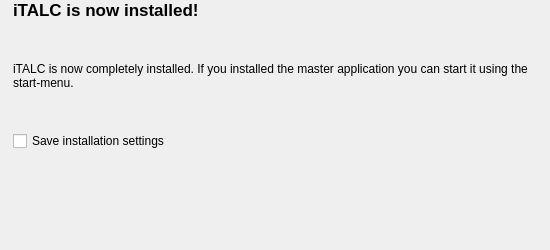
The window that setup/dialogs/page_setup_finished.ui (veyon/veyon) describes before a commit, drawn with Qt 5.
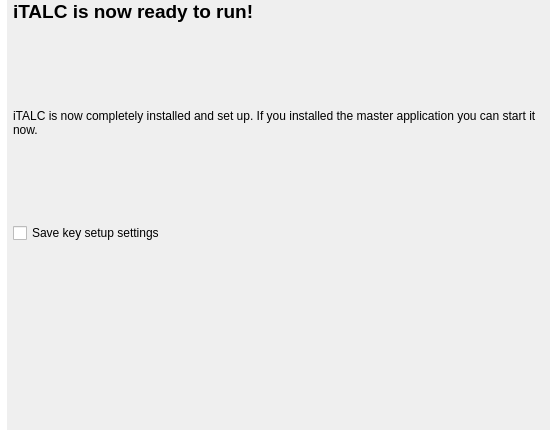
The same window after the commit. Icons and pictures are not drawn.

Commit message:
Setup: removed installation functionality
Removed the obsolete installation functionality from the setup program
so it's just a key setup tool anymore. It'll be replaced by a more
generic management tool in iTALC 2.

Furthermore tuned the remaining setup pages a bit regarding English
texts, layout etc.

Patch:
```diff
--- a/setup/dialogs/page_setup_finished.ui
+++ b/setup/dialogs/page_setup_finished.ui
@@ -1,24 +1,91 @@
 <ui version="4.0" >
  <class>pageFinished</class>
- <widget class="QWidget" name="pageFinished" >
-  <property name="geometry" >
+ <widget class="QWidget" name="pageFinished">
+  <property name="geometry">
    <rect>
     <x>0</x>
     <y>0</y>
     <width>550</width>
-    <height>250</height>
+    <height>430</height>
    </rect>
   </property>
-  <layout class="QHBoxLayout" >
-   <property name="margin" >
-    <number>0</number>
-   </property>
-   <property name="spacing" >
+  <layout class="QHBoxLayout">
+   <property name="spacing">
     <number>6</number>
    </property>
+   <property name="margin">
+    <number>0</number>
+   </property>
    <item>
-    <widget class="QLabel" name="label" >
-     <property name="frameShape" >
+    <widget class="QLabel" name="label">
+     <property name="palette">
+      <palette>
+       <active>
+        <colorrole role="Base">
+         <brush brushstyle="SolidPattern">
+          <color alpha="255">
+           <red>255</red>
+           <green>255</green>
+           <blue>255</blue>
+          </color>
+         </brush>
+        </colorrole>
+        <colorrole role="Window">
+         <brush brushstyle="SolidPattern">
+          <color alpha="255">
+           <red>255</red>
+           <green>255</green>
+           <blue>255</blue>
+          </color>
+         </brush>
+        </colorrole>
+       </active>
+       <inactive>
+        <colorrole role="Base">
+         <brush brushstyle="SolidPattern">
+          <color alpha="255">
+           <red>252</red>
+           <green>252</green>
+           <blue>252</blue>
+          </color>
+         </brush>
+        </colorrole>
+        <colorrole role="Window">
+         <brush brushstyle="SolidPattern">
+          <color alpha="255">
+           <red>255</red>
+           <green>255</green>
+           <blue>255</blue>
+          </color>
+         </brush>
+        </colorrole>
+       </inactive>
+       <disabled>
+        <colorrole role="Base">
+         <brush brushstyle="SolidPattern">
+          <color alpha="255">
+           <red>255</red>
+           <green>255</green>
+           <blue>255</blue>
+          </color>
+         </brush>
+        </colorrole>
+        <colorrole role="Window">
+         <brush brushstyle="SolidPattern">
+          <color alpha="255">
+           <red>255</red>
+           <green>255</green>
+           <blue>255</blue>
+          </color>
+         </brush>
+        </colorrole>
+       </disabled>
+      </palette>
+     </property>
+     <property name="autoFillBackground">
+      <bool>true</bool>
+     </property>
+     <property name="frameShape">
       <enum>QFrame::NoFrame</enum>
      </property>
      <property name="frameShadow" >
@@ -30,35 +97,34 @@
     </widget>
    </item>
    <item>
-    <layout class="QVBoxLayout" >
-     <property name="margin" >
-      <number>0</number>
-     </property>
-     <property name="spacing" >
+    <layout class="QVBoxLayout" name="_2">
+     <property name="spacing">
       <number>6</number>
      </property>
      <item>
-      <widget class="QLabel" name="label_2" >
-       <property name="text" >
-        <string>&lt;html>&lt;head>&lt;meta name="qrichtext" content="1" />&lt;style type="text/css">
-p, li { white-space: pre-wrap; }
-&lt;/style>&lt;/head>&lt;body style=" font-family:'Sans Serif'; font-size:9pt; font-weight:400; font-style:normal; text-decoration:none;">
-&lt;p style=" margin-top:0px; margin-bottom:0px; margin-left:0px; margin-right:0px; -qt-block-indent:0; text-indent:0px;">&lt;span style=" font-size:13pt; font-weight:600;">iTALC is now installed!&lt;/span>&lt;/p>&lt;/body>&lt;/html></string>
+      <widget class="QLabel" name="label_2">
+       <property name="font">
+        <font>
+         <pointsize>14</pointsize>
+         <weight>75</weight>
+         <bold>true</bold>
+        </font>
+       </property>
+       <property name="text">
+        <string>iTALC is now ready to run!</string>
        </property>
       </widget>
      </item>
      <item>
-      <widget class="QLabel" name="label_3" >
-       <property name="sizePolicy" >
-        <sizepolicy>
-         <hsizetype>7</hsizetype>
-         <vsizetype>7</vsizetype>
+      <widget class="QLabel" name="label_3">
+       <property name="sizePolicy">
+        <sizepolicy hsizetype="Expanding" vsizetype="Expanding">
          <horstretch>0</horstretch>
          <verstretch>0</verstretch>
         </sizepolicy>
        </property>
-       <property name="text" >
-        <string>iTALC is now completely installed. If you installed the master application you can start it using the start-menu.</string>
+       <property name="text">
+        <string>iTALC is now completely installed and set up. If you installed the master application you can start it now.</string>
        </property>
        <property name="wordWrap" >
         <bool>true</bool>
@@ -66,21 +132,21 @@
       </widget>
      </item>
      <item>
-      <widget class="QCheckBox" name="saveInstallSettings" >
-       <property name="text" >
-        <string>Save installation settings</string>
+      <widget class="QCheckBox" name="saveInstallSettings">
+       <property name="text">
+        <string>Save key setup settings</string>
        </property>
       </widget>
      </item>
      <item>
-      <spacer>
-       <property name="orientation" >
+      <spacer name="spacer">
+       <property name="orientation">
         <enum>Qt::Vertical</enum>
        </property>
-       <property name="sizeType" >
+       <property name="sizeType">
         <enum>QSizePolicy::Expanding</enum>
        </property>
-       <property name="sizeHint" >
+       <property name="sizeHint" stdset="0">
         <size>
          <width>0</width>
          <height>0</height>
```
Left out of the diff: 13 changed lines with no effect on the pictures. The commit also changes 15 other files.
